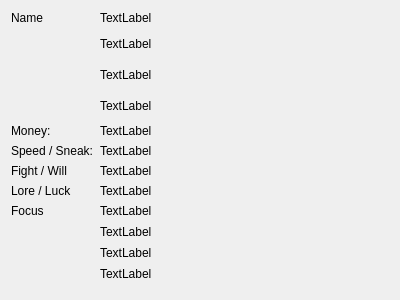
Old version of the form arkhorclient/gui/characterwidget.ui in the repository kingnak/arkhor.
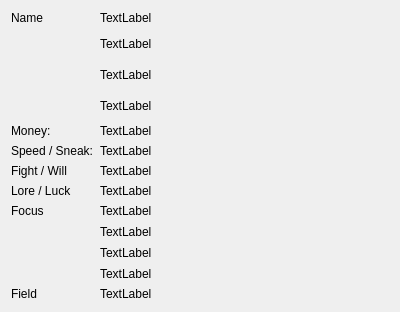
New version of the form. Icons and pictures are not drawn.

Diff of the .ui file:
```diff
--- a/arkhorclient/gui/characterwidget.ui
+++ b/arkhorclient/gui/characterwidget.ui
@@ -286,6 +286,20 @@
        </property>
       </widget>
      </item>
+     <item row="12" column="0">
+      <widget class="QLabel" name="label_11">
+       <property name="text">
+        <string>Field</string>
+       </property>
+      </widget>
+     </item>
+     <item row="12" column="1">
+      <widget class="QLabel" name="lblField">
+       <property name="text">
+        <string>TextLabel</string>
+       </property>
+      </widget>
+     </item>
     </layout>
    </item>
    <item>
```
Left out of the diff: 2 changed lines with no effect on the pictures.
